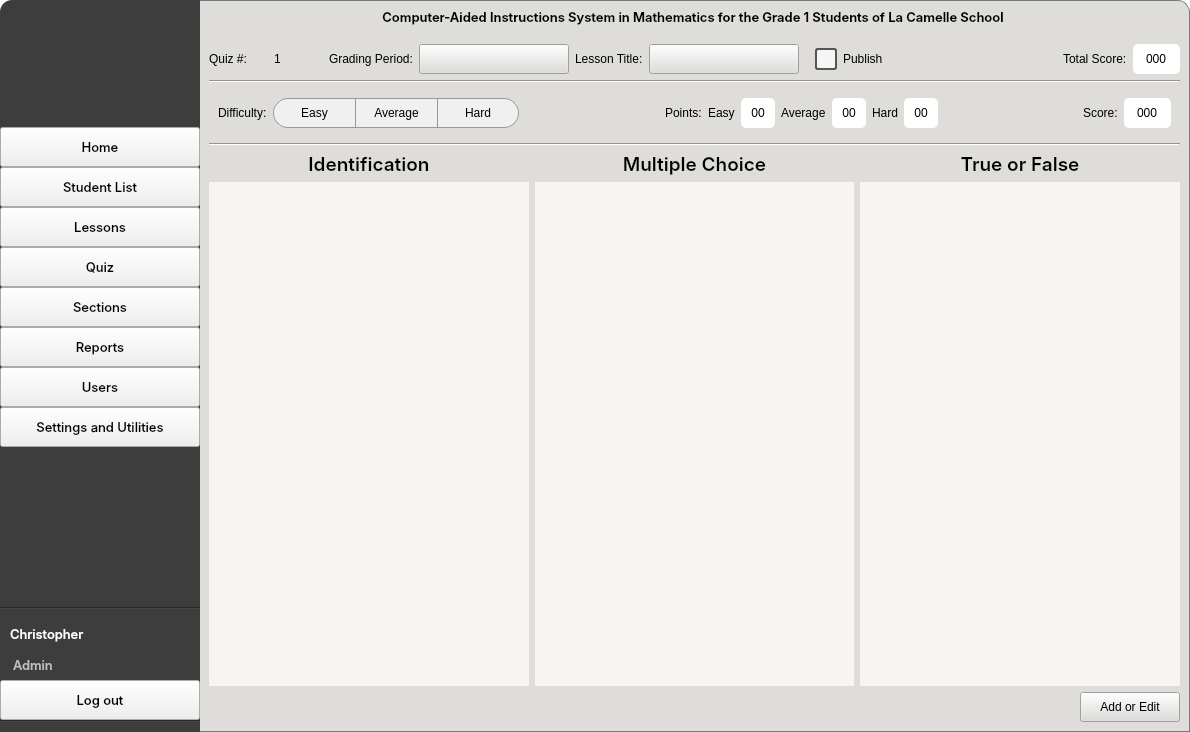
Old version of the form CAI_PyQt/CAI_Admin/UI/FormHome.ui in the repository CPG19040/CPG19040.
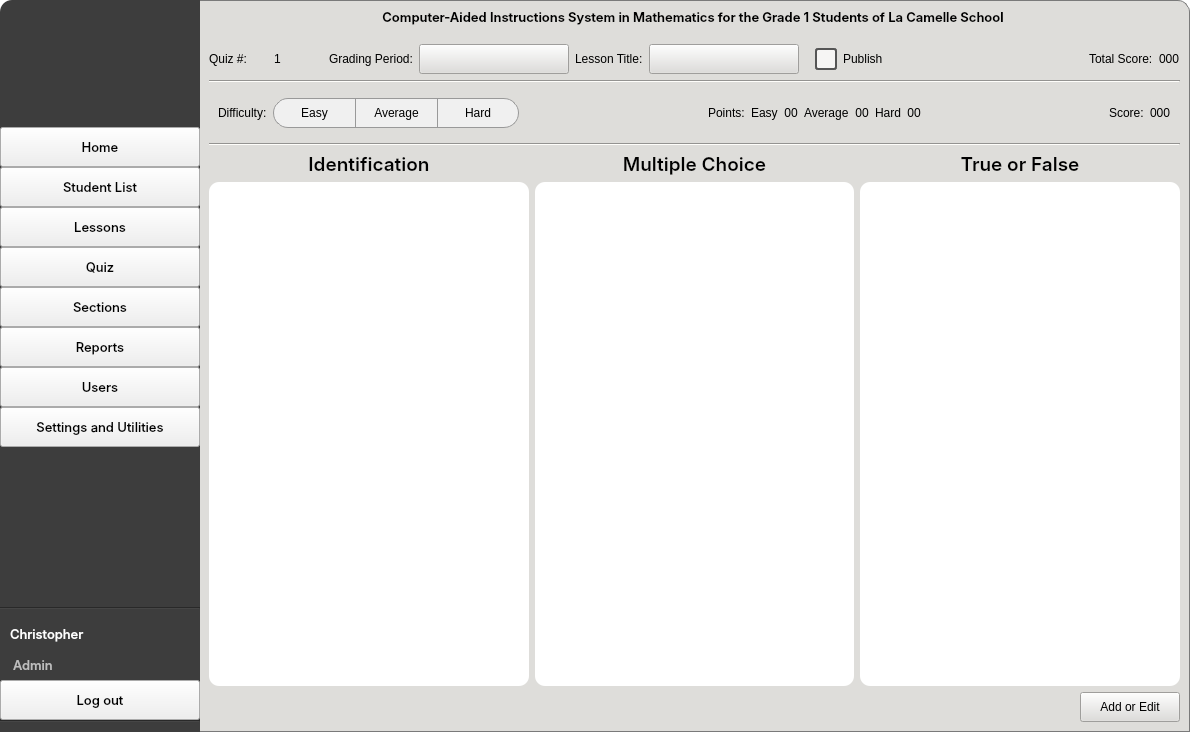
New version of the form. The open tabs and pages were chosen to show the change. Icons and pictures are not drawn.

```diff
--- a/CAI_PyQt/CAI_Admin/UI/FormHome.ui
+++ b/CAI_PyQt/CAI_Admin/UI/FormHome.ui
@@ -1002,54 +1002,58 @@
           </size>
          </property>
          <property name="styleSheet">
-          <string notr="true">/* ==========================================================================
-   1. GLOBAL &amp; BASE STYLES
-   ========================================================================== */
-* {
-    color: #000000;
-    background-color: #deddda;
-}
+          <string notr="true">/*
+        ==========================================================================
+        1. GLOBAL &amp; BASE STYLES
+        ==========================================================================
+        */
+        * {
+            color: #000000;
+            background-color: #deddda;
+        }
 
-#widget_body {
-    border: 1px solid #7a7a7a;
-    border-left: none;
-    border-top: none;
-}
+        #widget_body {
+            border: 1px solid #7a7a7a;
+            border-left: none;
+            border-top: none;
+        }
 
-QLabel {
-    background: transparent;
-}
+        QLabel {
+            background: transparent;
+        }
 
-*[class=&quot;label-faded&quot;] {
-    color: #7c7c7c;
-    background-color: transparent;
-}
+        *[class=&quot;label-faded&quot;] {
+            color: #7c7c7c;
+            background-color: transparent;
+        }
 
-*[class=&quot;group-box&quot;] {
-    border-radius: 15px;
-    background-color: #ffffff;
-}
+        *[class=&quot;group-box&quot;] {
+            border-radius: 15px;
+            background-color: #ffffff;
+        }
 
-#grp_SectionInfo QLabel,
-#frame_student_info QLabel,
-#frame_contact_info QLabel {
-    font: 11pt &quot;Inter&quot;;
-}
+        #grp_SectionInfo QLabel,
+        #frame_student_info QLabel,
+        #frame_contact_info QLabel {
+            font: 11pt &quot;Inter&quot;;
+        }
 
-/* ==========================================================================
-   2. BUTTONS
-   ========================================================================== */
-/* Green Action Buttons */
-QPushButton[class=&quot;button-green&quot;] {
-    color: #ffffff;
-    font: 10pt &quot;Inter SemiBold&quot;;
-    padding: 0px 10px;
-    border: 1px solid #0a5128;
-    border-radius: 15px;
-    background: qlineargradient(x1:0, y1:0, x2:0, y2:1, 
-                                stop:0 #1ebd5d, 
-                                stop:1 #107f3f);
-}
+        /* 
+        ==========================================================================
+        2. BUTTONS
+        ==========================================================================
+        */
+        /* Green Action Buttons */
+        QPushButton[class=&quot;button-green&quot;] {
+            color: #ffffff;
+            font: 10pt &quot;Inter SemiBold&quot;;
+            padding: 0px 10px;
+            border: 1px solid #0a5128;
+            border-radius: 15px;
+            background: qlineargradient(x1:0, y1:0, x2:0, y2:1, 
+                                        stop:0 #1ebd5d, 
+                                        stop:1 #107f3f);
+        }
 
 QPushButton[class=&quot;button-green&quot;]:hover {
     background: qlineargradient(x1:0, y1:0, x2:0, y2:1, 
@@ -1063,22 +1067,22 @@
                                 stop:1 #129046); 
 }
 
-QPushButton[class=&quot;button-green&quot;]:disabled {
-    color: #e8f5e9;
-    background: #a5d6a7;
-    opacity: 0.6;
-}
+        QPushButton[class=&quot;button-green&quot;]:disabled {
+            color: #e8f5e9;
+            background: #a5d6a7;
+            opacity: 0.6;
+        }
 
-/* Normal / Default Buttons */
-*[class=&quot;button-normal&quot;] {
-    color: #000000;
-    font: 10pt &quot;Inter&quot;;
-    border: 1px solid #9a9996;
-    border-radius: 15px;
-    background: qlineargradient(x1:0, y1:0, x2:0, y2:1, 
-                                stop:0 #ffffff, 
-                                stop:1 #d8ecf6);
-}
+        /* Normal / Default Buttons */
+        *[class=&quot;button-normal&quot;] {
+            color: #000000;
+            font: 10pt &quot;Inter&quot;;
+            border: 1px solid #9a9996;
+            border-radius: 15px;
+            background: qlineargradient(x1:0, y1:0, x2:0, y2:1, 
+                                        stop:0 #ffffff, 
+                                        stop:1 #d8ecf6);
+        }
 
 *[class=&quot;button-normal&quot;]:hover {
     background: qlineargradient(x1:0, y1:0, x2:0, y2:1, 
@@ -1092,289 +1096,304 @@
                                 stop:1 #ffffff);
 }
 
-*[class=&quot;button-normal&quot;]:disabled {
-    color: #aeaeae;
-    border: 1px solid #dcdcdc;
-    background: #f5f5f5;
-}
+        *[class=&quot;button-normal&quot;]:disabled {
+            color: #aeaeae;
+            border: 1px solid #dcdcdc;
+            background: #f5f5f5;
+        }
 
-/* ==========================================================================
-   3. FORM CONTROLS (SpinBoxes, ComboBoxes, DateEdits, RadioButtons)
-   ========================================================================== */
-QComboBox[class=&quot;combobox-main&quot;],
-QSpinBox,
-QDoubleSpinBox,
-QDateEdit {
-    height: 30px;
-    padding: 0px 5px 0px 10px;
-    color: #333333;
-    font: 10pt &quot;Inter SemiBold&quot;;
-    background-color: #ffffff;
-    border: 1px solid #999999;
-    border-radius: 15px;
-    selection-background-color: #7eb4d7;
-}
+        QLabel[class=&quot;accented-labels&quot;] {
+            background-color: rgb(255, 255, 255);
+            padding: 0px 10px 0px;
+            border-radius: 5px;
+        }
 
-QComboBox[class=&quot;combobox-main&quot;]:hover,
-QSpinBox:hover,
-QDoubleSpinBox:hover,
-QDateEdit:hover {
-    border: 1px solid #3498db;
-}
+        /*
+        ==========================================================================
+        3. FORM CONTROLS (SpinBoxes, ComboBoxes, DateEdits, RadioButtons)
+        ==========================================================================
+        */
+        QComboBox[class=&quot;combobox-main&quot;],
+        QSpinBox,
+        QDoubleSpinBox,
+        QDateEdit {
+            height: 30px;
+            padding: 0px 5px 0px 10px;
+            color: #333333;
+            font: 10pt &quot;Inter SemiBold&quot;;
+            background-color: #ffffff;
+            border: 1px solid #999999;
+            border-radius: 15px;
+            selection-background-color: #7eb4d7;
+        }
 
-QComboBox[class=&quot;combobox-main&quot;]:focus,
-QSpinBox:focus,
-QDoubleSpinBox:focus,
-QDateEdit:focus {
-    border: 1px solid #007bff;
-}
+        QComboBox[class=&quot;combobox-main&quot;]:hover,
+        QSpinBox:hover,
+        QDoubleSpinBox:hover,
+        QDateEdit:hover {
+            border: 1px solid #3498db;
+        }
 
-/* Dropdown Subcontrols */
-QComboBox::drop-down,
-QDoubleSpinBox::drop-down,
-QDateEdit::drop-down {
-    subcontrol-origin: padding;
-    subcontrol-position: top right;
-    width: 30px;
-    border-left-width: 0px;
-    border-top-right-radius: 15px;
-    border-bottom-right-radius: 15px;
-}
+        QComboBox[class=&quot;combobox-main&quot;]:focus,
+        QSpinBox:focus,
+        QDoubleSpinBox:focus,
+        QDateEdit:focus {
+            border: 1px solid #007bff;
+        }
 
-QSpinBox::up-button,
-QDoubleSpinBox::up-button,
-QDateEdit::up-button {
-    subcontrol-origin: border;
-    subcontrol-position: top right;
-    width: 8px;
-    height: 8px;
-    padding: 6px 10px 6px 2px;
-    color: #77767b;
-    border-top-right-radius: 15px;
-}
+        /* Dropdown Subcontrols */
+        QComboBox::drop-down,
+        QDoubleSpinBox::drop-down,
+        QDateEdit::drop-down {
+            subcontrol-origin: padding;
+            subcontrol-position: top right;
+            width: 30px;
+            border-left-width: 0px;
+            border-top-right-radius: 15px;
+            border-bottom-right-radius: 15px;
+        }
 
-QSpinBox::down-button,
-QDoubleSpinBox::down-button,
-QDateEdit::down-button {
-    subcontrol-origin: border;
-    subcontrol-position: bottom right;
-    width: 8px;
-    height: 8px;
-    padding: 6px 10px 6px 2px;
-    color: #77767b;
-    border-bottom-right-radius: 15px;
-}
+        QSpinBox::up-button,
+        QDoubleSpinBox::up-button,
+        QDateEdit::up-button {
+            subcontrol-origin: border;
+            subcontrol-position: top right;
+            width: 8px;
+            height: 8px;
+            padding: 6px 10px 6px 2px;
+            color: #77767b;
+            border-top-right-radius: 15px;
+        }
 
-/* Control Arrows */
-QComboBox::down-arrow,
-QSpinBox::down-arrow,
-QDoubleSpinBox::down-arrow,
-QDateEdit::down-arrow {
-    image: url(:/Images/Images/caret-down.png);
-    width: 8px;
-    height: 8px;
-    border: none;
-}
+        QSpinBox::down-button,
+        QDoubleSpinBox::down-button,
+        QDateEdit::down-button {
+            subcontrol-origin: border;
+            subcontrol-position: bottom right;
+            width: 8px;
+            height: 8px;
+            padding: 6px 10px 6px 2px;
+            color: #77767b;
+            border-bottom-right-radius: 15px;
+        }
 
-QSpinBox::up-arrow,
-QDoubleSpinBox::up-arrow,
-QDateEdit::up-arrow {
-    image: url(:/Images/Images/caret-up.png);
-    width: 8px;
-    height: 8px;
-}
+        /* Control Arrows */
+        QComboBox::down-arrow,
+        QSpinBox::down-arrow,
+        QDoubleSpinBox::down-arrow,
+        QDateEdit::down-arrow {
+            image: url(:/Images/Images/caret-down.png);
+            width: 8px;
+            height: 8px;
+            border: none;
+        }
 
-/* ComboBox Item View Popup */
-QComboBox QAbstractItemView {
-    outline: 0;
-    border: 1px solid #999999;
-    background-color: #ffffff !important;
-    selection-color: #ffffff;
-    selection-background-color: #7eb4d7;
-}
+        QSpinBox::up-arrow,
+        QDoubleSpinBox::up-arrow,
+        QDateEdit::up-arrow {
+            image: url(:/Images/Images/caret-up.png);
+            width: 8px;
+            height: 8px;
+        }
 
-QComboBox QAbstractItemView::item {
-    padding-left: 10px;
-    color: #333333;
-    border-radius: 4px;
-}
+        /* ComboBox Item View Popup */
+        QComboBox QAbstractItemView {
+            outline: 0;
+            border: 1px solid #999999;
+            background-color: #ffffff !important;
+            selection-color: #ffffff;
+            selection-background-color: #7eb4d7;
+        }
 
-QComboBox[class=&quot;combobox-main&quot;] QAbstractItemView::item:hover {
-    color: #ffffff;
-    background-color: #7eb4d7;
-}
+        QComboBox QAbstractItemView::item {
+            padding-left: 10px;
+            color: #333333;
+            border-radius: 4px;
+        }
 
-/* Radio Buttons */
-QRadioButton {
-    color: #000000;
-    font: 10pt &quot;Inter Medium&quot;;
-    spacing: 8px;
-    padding: 0px 10px;
-    background: transparent;
-}
+        QComboBox[class=&quot;combobox-main&quot;] QAbstractItemView::item:hover {
+            color: #ffffff;
+            background-color: #7eb4d7;
+        }
 
-QRadioButton::indicator {
-    border: 1px solid #999999;
-    border-radius: 6px;
-}
+        /* Radio Buttons */
+        QRadioButton {
+            color: #000000;
+            font: 10pt &quot;Inter Medium&quot;;
+            spacing: 8px;
+            padding: 0px 10px;
+            background: transparent;
+        }
 
-QRadioButton::indicator:hover {
-    border-color: #3b82f6;
-}
+        QRadioButton::indicator {
+            border: 1px solid #999999;
+            border-radius: 6px;
+        }
 
-QRadioButton::indicator:checked {
-    border-color: #3b82f6;
-    background-color: #0000ff;
-}
+        QRadioButton::indicator:hover {
+            border-color: #3b82f6;
+        }
 
-/* ==========================================================================
-   4. SEARCH WIDGETS
-   ========================================================================== */
-*[class=&quot;widget-search-container&quot;] {
-    background-color: #ffffff;
-    border: 1px solid #999999;
-    border-radius: 15px;
-}
+        QRadioButton::indicator:checked {
+            border-color: #3b82f6;
+            background-color: #0000ff;
+        }
 
-*[class=&quot;label-magnifying-search&quot;] {
-    background: transparent;
-    border: none;
-}
+        /* ==========================================================================
+        4. SEARCH WIDGETS
+        ========================================================================== */
+        *[class=&quot;widget-search-container&quot;] {
+            background-color: #ffffff;
+            border: 1px solid #999999;
+            border-radius: 15px;
+        }
 
-*[class=&quot;textbox-search&quot;] {
-    background: transparent;
-    border: none;
-}
+        *[class=&quot;label-magnifying-search&quot;] {
+            background: transparent;
+            border: none;
+        }
 
-*[class=&quot;button-clear-search&quot;] {
-    background: transparent;
-    border-radius: 10px;
-}
+        *[class=&quot;textbox-search&quot;] {
+            background: transparent;
+            border: none;
+        }
 
-*[class=&quot;button-clear-search&quot;]:hover {
-    background-color: #ffc0c0;
-}
+        *[class=&quot;button-clear-search&quot;] {
+            background: transparent;
+            border-radius: 10px;
+        }
 
 *[class=&quot;button-clear-search&quot;]:pressed {
     background-color: #ffd2d2;
 }
 
-/* ==========================================================================
-   5. CONTAINERS &amp; PANELS
-   ========================================================================== */
-*[class=&quot;gradient-header&quot;] {
-    border: 1px solid #62a0ea;
-    border-top-left-radius: 10px;
-    border-top-right-radius: 10px;
-    background: qlineargradient(x1:0, y1:0, x2:0, y2:1, 
-                                stop:0 #ffffff, 
-                                stop:1 #c6e9ff);
-}
+        *[class=&quot;button-clear-search&quot;]:pressed {
+            background-color: #ffd2d2;
+        }
 
-*[class=&quot;gradient-body-1&quot;],
-*[class=&quot;gradient-body-2&quot;] {
-    background-color: #ffffff;
-    border: 1px solid #999999;
-    border-top: none;
-}
+        /* ==========================================================================
+        5. CONTAINERS &amp; PANELS
+        ========================================================================== */
+        *[class=&quot;gradient-header&quot;] {
+            border: 1px solid #62a0ea;
+            border-top-left-radius: 10px;
+            border-top-right-radius: 10px;
+            background: qlineargradient(x1:0, y1:0, x2:0, y2:1, 
+                                        stop:0 #ffffff, 
+                                        stop:1 #c6e9ff);
+        }
 
-*[class=&quot;gradient-body-2&quot;] QDateEdit:disabled {
-    background-color: #c0bfbc;
-}
+        *[class=&quot;gradient-body-1&quot;],
+        *[class=&quot;gradient-body-2&quot;] {
+            background-color: #ffffff;
+            border: 1px solid #999999;
+            border-top: none;
+        }
 
-/* ==========================================================================
-   6. TABLES &amp; HEADERS
-   ========================================================================== */
-QTableView {
-    outline: none;
-    border: 1px solid #a1a1a1;
-    gridline-color: #f0f0f0;
-    background-color: #ffffff;
-    selection-color: #000000;
-    selection-background-color: rgba(38, 162, 105, 0.2);
-}
+        *[class=&quot;gradient-body-2&quot;] QDateEdit:disabled {
+            background-color: #c0bfbc;
+        }
 
-/* Hide Vertical Headers (Row Numbers) */
-QHeaderView:vertical,
-QHeaderView::section:vertical {
-    width: 0px;
-    border: none;
-}
+        /* ==========================================================================
+        6. TABLES &amp; HEADERS
+        ========================================================================== */
+        QTableView {
+            outline: none;
+            border: 1px solid #a1a1a1;
+            gridline-color: #f0f0f0;
+            background-color: #ffffff;
+            selection-color: #000000;
+            selection-background-color: rgba(38, 162, 105, 0.2);
+        }
 
-/* Horizontal Header */
-QHeaderView::section:horizontal {
-    padding: 6px;
-    color: #000000;
-    font-weight: bold;
-    background-color: #f6f5f4;
-}
+        /* Hide Vertical Headers (Row Numbers) */
+        QHeaderView:vertical,
+        QHeaderView::section:vertical {
+            width: 0px;
+            border: none;
+        }
 
-/* ==========================================================================
-   7. SCROLL AREA &amp; SCROLLBARS
-   ========================================================================== */
-QScrollArea { 
-    border: none;
-    border-radius: 20px;
-    background-color: #deddda;
-}
+        /* Horizontal Header */
+        QHeaderView::section:horizontal {
+            padding: 6px;
+            color: #000000;
+            font-weight: bold;
+            background-color: #f6f5f4;
+        }
 
-QScrollBar:vertical {
-    width: 10px;
-    margin: 0px;
-    border: none;
-    border-radius: 5px;
-    background: #ffffff;
-}
+        /* ==========================================================================
+        7. SCROLL AREA &amp; SCROLLBARS
+        ========================================================================== */
+        QScrollArea { 
+            border: none;
+            border-radius: 20px;
+            background-color: #deddda;
+        }
 
-QScrollBar::handle:vertical {
-    min-height: 20px;
-    border-radius: 5px;
-    background: #7a7a7a;
-}
+        QScrollBar:vertical {
+            width: 10px;
+            margin: 0px;
+            border: none;
+            border-radius: 5px;
+            background: #ffffff;
+        }
 
-QScrollBar::handle:vertical:hover {
-    background: #574939;
-}
+        QScrollBar::handle:vertical {
+            min-height: 20px;
+            border-radius: 5px;
+            background: #7a7a7a;
+        }
 
-QScrollBar:horizontal {
-    height: 10px;
-    margin: 0px;
-    border: none;
-    border-radius: 5px;
-    background: #ffffff;
-}
+        QScrollBar::handle:vertical:hover {
+            background: #574939;
+        }
 
-QScrollBar::handle:horizontal {
-    min-width: 20px;
-    border-radius: 5px;
-    background: #7a7a7a;
-}
+        QScrollBar:horizontal {
+            height: 10px;
+            margin: 0px;
+            border: none;
+            border-radius: 5px;
+            background: #ffffff;
+        }
 
-QScrollBar::handle:horizontal:hover {
-    background: #574939;
-}
+        QScrollBar::handle:horizontal {
+            min-width: 20px;
+            border-radius: 5px;
+            background: #7a7a7a;
+        }
 
-QScrollBar::add-line:vertical, 
-QScrollBar::sub-line:vertical,
-QScrollBar::add-line:horizontal, 
-QScrollBar::sub-line:horizontal {
-    width: 0px;
-    height: 0px;
-    border: none;
-    background: none;
-}
+        QScrollBar::handle:horizontal:hover {
+            background: #574939;
+        }
 
-QScrollBar::add-page:vertical, 
-QScrollBar::sub-page:vertical,
-QScrollBar::add-page:horizontal, 
-QScrollBar::sub-page:horizontal {
-    background: none;
-}
+        QScrollBar::add-line:vertical, 
+        QScrollBar::sub-line:vertical,
+        QScrollBar::add-line:horizontal, 
+        QScrollBar::sub-line:horizontal {
+            width: 0px;
+            height: 0px;
+            border: none;
+            background: none;
+        }
 
-QScrollArea QWidget #qt_scrollarea_corner {
-    background: transparent;
-    border: none;
-}</string>
+        QScrollBar::add-page:vertical, 
+        QScrollBar::sub-page:vertical,
+        QScrollBar::add-page:horizontal, 
+        QScrollBar::sub-page:horizontal {
+            background: none;
+        }
+
+        QScrollArea QWidget #qt_scrollarea_corner {
+            background: transparent;
+            border: none;
+        }
+
+        #scrollArea_id #scrollAreaWidgetContents_2,
+        #scrollArea_mc #scrollAreaWidgetContents_3,
+        #scrollArea_tf #scrollAreaWidgetContents_4 {
+            background-color: #ffffff;
+            border-radius: 10px;
+        }</string>
          </property>
          <layout class="QVBoxLayout" name="verticalLayout_37">
           <property name="spacing">
@@ -4437,7 +4456,7 @@
                    </size>
                   </property>
                   <property name="styleSheet">
-                   <string notr="true">background-color: rgb(255, 255, 255); padding: 0px 10px 0px; border-radius: 5px;</string>
+                   <string notr="true"/>
                   </property>
                   <property name="text">
                    <string>000</string>
@@ -4459,7 +4478,7 @@
               <item>
                <widget class="QWidget" name="widget_quiz_1" native="true">
                 <property name="styleSheet">
-                 <string notr="true">#frame_6 { background-color: transparent; }</string>
+                 <string notr="true"/>
                 </property>
                 <layout class="QHBoxLayout" name="horizontalLayout">
                  <item>
@@ -4676,7 +4695,7 @@
                     </size>
                    </property>
                    <property name="styleSheet">
-                    <string notr="true">background-color: rgb(255, 255, 255); padding: 0px 10px 0px; border-radius: 5px;</string>
+                    <string notr="true"/>
                    </property>
                    <property name="text">
                     <string>00</string>
@@ -4714,7 +4733,7 @@
                     </size>
                    </property>
                    <property name="styleSheet">
-                    <string notr="true">background-color: rgb(255, 255, 255); padding: 0px 10px 0px; border-radius: 5px;</string>
+                    <string notr="true"/>
                    </property>
                    <property name="text">
                     <string>00</string>
@@ -4752,7 +4771,7 @@
                     </size>
                    </property>
                    <property name="styleSheet">
-                    <string notr="true">background-color: rgb(255, 255, 255); padding: 0px 10px 0px; border-radius: 5px;</string>
+                    <string notr="true"/>
                    </property>
                    <property name="text">
                     <string>00</string>
@@ -4803,7 +4822,7 @@
                     </size>
                    </property>
                    <property name="styleSheet">
-                    <string notr="true">background-color: rgb(255, 255, 255); padding: 0px 10px 0px; border-radius: 5px;</string>
+                    <string notr="true"/>
                    </property>
                    <property name="text">
                     <string>000</string>
@@ -4841,7 +4860,7 @@
                  <item row="4" column="2">
                   <widget class="QScrollArea" name="scrollArea_tf">
                    <property name="styleSheet">
-                    <string notr="true">background-color: rgb(246, 245, 244);</string>
+                    <string notr="true"/>
                    </property>
                    <property name="widgetResizable">
                     <bool>true</bool>
@@ -4884,7 +4903,7 @@
                  <item row="4" column="1">
                   <widget class="QScrollArea" name="scrollArea_mc">
                    <property name="styleSheet">
-                    <string notr="true">background-color: rgb(246, 245, 244);</string>
+                    <string notr="true"/>
                    </property>
                    <property name="widgetResizable">
                     <bool>true</bool>
@@ -4905,7 +4924,7 @@
                  <item row="4" column="0">
                   <widget class="QScrollArea" name="scrollArea_id">
                    <property name="styleSheet">
-                    <string notr="true">background-color: rgb(246, 245, 244);</string>
+                    <string notr="true"/>
                    </property>
                    <property name="widgetResizable">
                     <bool>true</bool>
```
Left out of the diff: 95 changed lines with no effect on the pictures.
